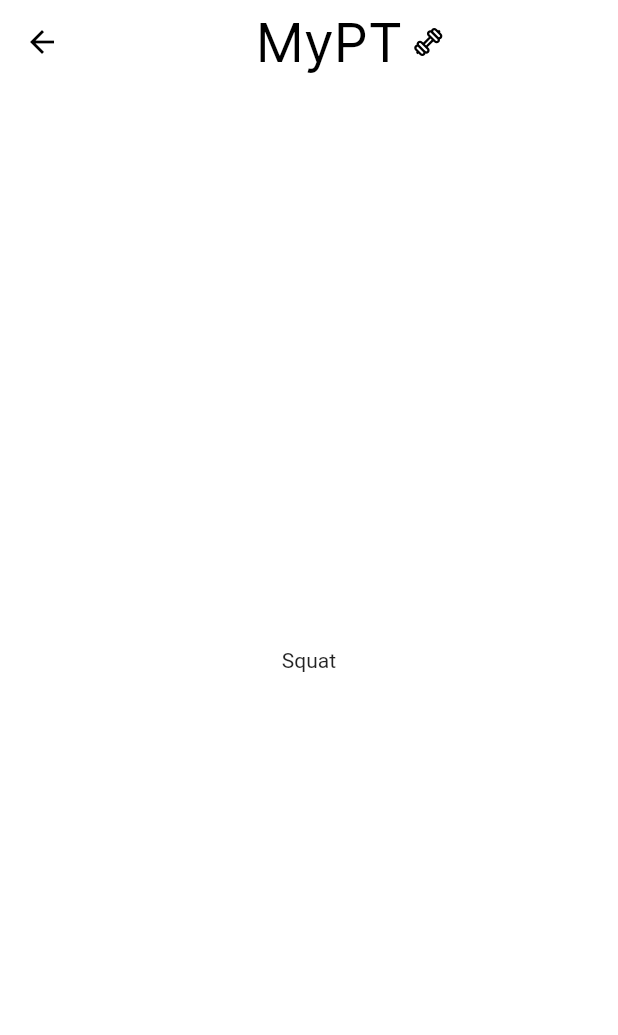
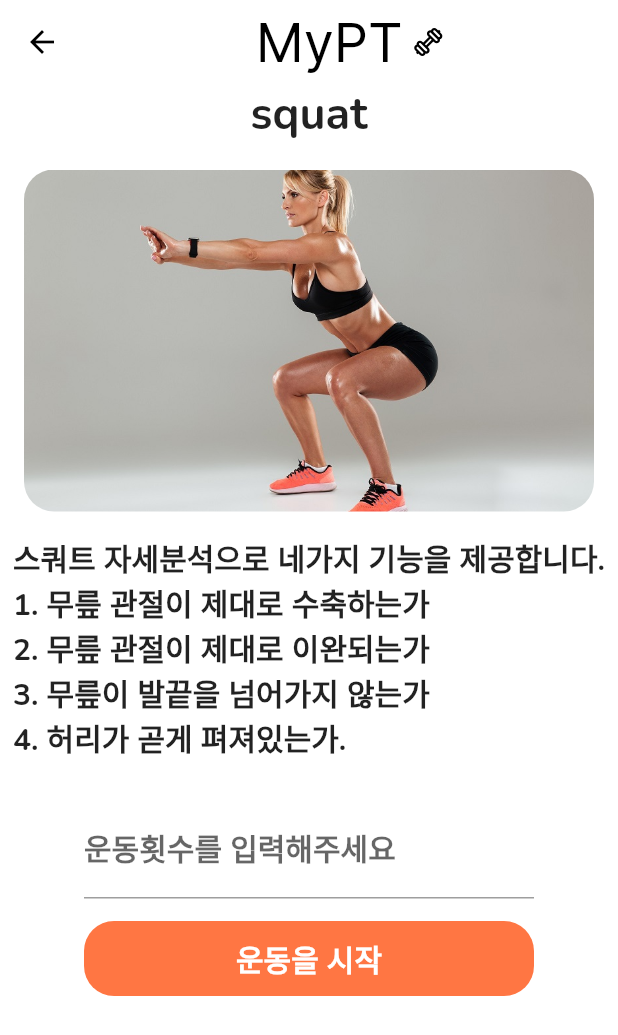
Before and after one commit to MuSeongPark/AI_APP_MyPT_StrongFriends, a Flutter app: the HomePage screen opened directly, after a tap on "SQUAT", on a phone screen of 412 x 824 dp. Shown: the top 1035 px of the screen. Run offline on Flutter 3.47's test engine with Material 2 defaults, Android fonts, the phone set to English and light mode, and no system bars; our stand-ins replace camera, flutter_signin_button, get, image_picker, line_awesome_flutter; missing offline and left inert: dart:html, google_ml_kit.

Commit message:
add workout description page

```diff
--- a/mypt/lib/components/exercise_grid.dart
+++ b/mypt/lib/components/exercise_grid.dart
@@ -1,8 +1,5 @@
 import 'package:flutter/material.dart';
 import 'package:get/get.dart';
-import 'package:mypt/screens/pushup_description_page.dart';
-import 'package:mypt/screens/pullup_description_page.dart';
-import 'package:mypt/screens/squat_description_page.dart';
 
 class ExerciseGrid extends StatelessWidget {
   final String? muscle;
--- a/mypt/lib/screens/main_page.dart
+++ b/mypt/lib/screens/main_page.dart
@@ -2,18 +2,16 @@ import 'package:flutter/material.dart';
 import 'package:get/get.dart';
 import 'package:mypt/components/exercise_grid.dart';
 import 'package:mypt/screens/camera_testing_page.dart';
-import 'package:mypt/screens/pullup_description_page.dart';
-import 'package:mypt/screens/pushup_description_page.dart';
-import 'package:mypt/screens/squat_description_page.dart';
+import 'package:mypt/screens/workout_description_page.dart';
 import 'package:mypt/theme.dart';
 import 'pose_detector_view.dart';
 
 class MainPage extends StatelessWidget {
   @override
   Map<String, dynamic> muscleList = {
-    'pushup': PushUpDescriptionPage(),
-    'squat': SquatDescriptionPage(),
-    'pullup': PullUpDescriptionPage(),
+    'pushup': workoutDescriptionPage(workoutName: 'pushup',),
+    'squat': workoutDescriptionPage(workoutName: 'squat',),
+    'pullup': workoutDescriptionPage(workoutName: 'pullup',),
   };
   List<Color> colorList = [
     kPrimaryColor,
@@ -41,7 +39,7 @@ class MainPage extends StatelessWidget {
             child: ListView(
               scrollDirection: Axis.horizontal,
               children: List.generate(
-                muscleList.length,
+                3,
                 (index) => Container(
                   margin: EdgeInsets.all(15),
                   child: ExerciseGrid(
--- a/mypt/lib/screens/pullup_description_page.dart
+++ /dev/null
@@ -1,12 +0,0 @@
-import 'package:flutter/material.dart';
-import 'package:mypt/utils/build_appbar.dart';
-
-class PullUpDescriptionPage extends StatelessWidget {
-  @override
-  Widget build(BuildContext context) {
-    return Scaffold(
-      appBar: buildAppBar(),
-      body: Center(child: Text('PullUp')),
-    );
-  }
-}
--- a/mypt/lib/screens/pushup_description_page.dart
+++ /dev/null
@@ -1,12 +0,0 @@
-import 'package:flutter/material.dart';
-import 'package:mypt/utils/build_appbar.dart';
-
-class PushUpDescriptionPage extends StatelessWidget {
-  @override
-  Widget build(BuildContext context) {
-    return Scaffold(
-      appBar: buildAppBar(),
-      body: Center(child: Text('PushUp')),
-    );
-  }
-}
--- a/mypt/lib/screens/squat_description_page.dart
+++ /dev/null
@@ -1,14 +0,0 @@
-import 'package:flutter/material.dart';
-import 'package:mypt/utils/build_appbar.dart';
-
-class SquatDescriptionPage extends StatelessWidget {
-  @override
-  Widget build(BuildContext context) {
-    return Scaffold(
-      appBar: buildAppBar(),
-      body: Center(
-        child: Text('Squat'),
-      ),
-    );
-  }
-}
--- /dev/null
+++ b/mypt/lib/screens/workout_description_page.dart
@@ -0,0 +1,131 @@
+import 'package:flutter/cupertino.dart';
+import 'package:flutter/material.dart';
+import 'package:mypt/utils/build_appbar.dart';
+
+class workoutDescriptionPage extends StatefulWidget {
+  String workoutName;
+
+  workoutDescriptionPage({Key? key, required this.workoutName}) : super(key: key);
+
+  @override
+  State<workoutDescriptionPage> createState() => _workoutDescriptionPageState(workoutName: workoutName);
+}
+
+class _workoutDescriptionPageState extends State<workoutDescriptionPage> {
+  int _repetition = 10;
+  String workoutName;
+  Map<String, String> descriptionString = {
+    'pushup': '푸쉬업 자세분석으로 네가지 기능을 제공합니다.\n1. 팔꿈치 관절이 제대로 수축하는가\n2. 팔꿈치 관절이 제대로 이완되는가\n3. 엉덩이가 일직선을 유지하는가\n4. 무릎이 일직선을 유지하는가\n',
+    'pullup': '풀업 자세분석으로 네가지 기능을 제공합니다.\n1. \n2. \n3. \n4. \n',
+    'squat': '스쿼트 자세분석으로 네가지 기능을 제공합니다.\n1. 무릎 관절이 제대로 수축하는가\n2. 무릎 관절이 제대로 이완되는가\n3. 무릎이 발끝을 넘어가지 않는가\n4. 허리가 곧게 펴져있는가.\n'};
+
+  _workoutDescriptionPageState({required this.workoutName});
+
+  @override
+  Widget build(BuildContext context) {
+    return Scaffold(
+      appBar: buildAppBar(),
+      body: Column(
+      children: [
+        _buildHead(),
+        _buildPic(),
+        _buildDescription(),
+        _buildInputString(),
+        _buildButton(context)
+      ],
+    ),
+    );
+  }
+
+  Widget _buildHead(){
+    return Text(
+            workoutName,
+            style: const TextStyle(
+                  fontFamily: 'Nunito',
+                  fontWeight: FontWeight.bold,
+                  fontSize: 30
+                ),
+          );
+  }
+
+  Widget _buildPic(){
+    return Padding(
+      padding: const EdgeInsets.all(16.0),
+      child: ClipRRect(
+        borderRadius: BorderRadius.circular(20),
+        child: AspectRatio(
+          aspectRatio: 5 / 3,
+          child: Image.asset(
+            "assets/description_$workoutName.jpg",
+            fit: BoxFit.cover,
+        ),
+      )),
+    );
+  }
+
+  Widget _buildDescription(){
+    return Text(
+            descriptionString[workoutName]!,
+            style: const TextStyle(
+                  fontFamily: 'Nunito',
+                  fontWeight: FontWeight.bold,
+                  fontSize: 20
+                ),
+          );
+  }
+
+    Widget _buildButton(BuildContext context) {
+    return Padding(padding: EdgeInsets.all(15.0),
+    child: Align(
+      child: TextButton(
+        onPressed: () {
+          showCupertinoDialog(
+            // 1. 추가
+            context: context,
+            builder: (context) => CupertinoAlertDialog(
+              title: Text("$_repetition 번의 $workoutName 을 하시겠습니까?"),
+              actions: [
+                CupertinoDialogAction(
+                  child: const Text("확인"),
+                  onPressed: () {
+                    Navigator.pop(context);
+                  },
+                ),
+              ],
+            ),
+          );
+        },
+        style: TextButton.styleFrom(
+          backgroundColor: const Color(0xFFff7643),
+          minimumSize: const Size(300, 50),
+          shape: RoundedRectangleBorder(
+            borderRadius: BorderRadius.circular(20),
+          ),
+        ),
+        child: const Text(
+          "운동을 시작",
+          style: TextStyle(
+                  fontFamily: 'Nunito',
+                  fontWeight: FontWeight.bold,
+                  fontSize: 20
+                ),
+        ),
+      ),
+    ));
+  }
+
+  Widget _buildInputString(){
+    return Container(
+      width: 300,
+      child: TextFormField(
+        decoration: const InputDecoration(labelText: "운동횟수를 입력해주세요", labelStyle: TextStyle(
+                    fontFamily: 'Nunito',
+                    fontWeight: FontWeight.bold,
+                    fontSize: 20
+                  )),
+        onChanged: (String a){
+          setState(() {_repetition = int.parse(a);}
+          );},
+    ));
+  }
+}
```
Also changed, not shown: mypt/assets/description_pullup.jpg (added), mypt/assets/description_pushup.jpg (added), mypt/assets/description_squat.jpg (added).
